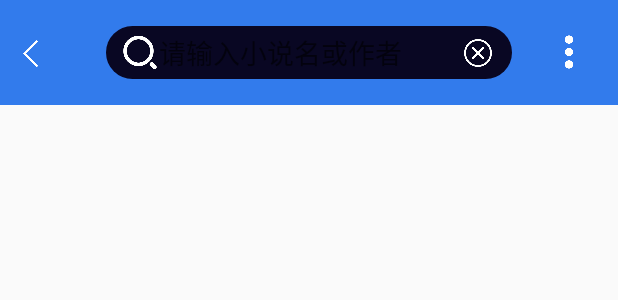
After one commit to mathcoder23/Novel, an Android app: the layout activity_search_novel.xml on its own in the app's theme, with its tools: preview values and no code run, on a phone screen of 412 x 824 dp. The commit adds this screen. Shown: the top 300 px of the screen. Run offline under Robolectric (Android 15) with nearby library versions, the phone set to English and light mode, and no system bars.

Commit message:
--增加主页面和搜索页面标题ui

```diff
--- a/app/src/main/AndroidManifest.xml
+++ b/app/src/main/AndroidManifest.xml
@@ -13,7 +13,7 @@
 
 
         <activity
-                android:name="com.mt23.novel.MainActivity"
+                android:name=".ui.activity.MainActivity"
                 android:label="@string/app_name"
                 android:theme="@style/AppTheme.NoActionBar"
                 android:windowSoftInputMode="stateHidden">
@@ -23,7 +23,11 @@
                 <category android:name="android.intent.category.LAUNCHER"/>
             </intent-filter>
         </activity>
+        <activity android:name=".ui.activity.SearchNovelActivity"
+                  android:theme="@style/AppTheme.NoActionBar"
+                  android:windowSoftInputMode="stateHidden">
 
+        </activity>
 
 
     </application>
--- a/app/src/main/java/com/mt23/novel/ui/fragment/SearchNovel.java
+++ b/app/src/main/java/com/mt23/novel/ui/fragment/SearchNovel.java
@@ -9,7 +9,7 @@ import android.view.View;
 import android.view.ViewGroup;
 import android.widget.*;
 import com.alibaba.fastjson.JSON;
-import com.mt23.novel.MainActivity;
+import com.mt23.novel.ui.activity.MainActivity;
 import com.mt23.novel.R;
 import com.mt23.novel.novel.service.Novel;
 import com.mt23.novel.novel.service.NovelResourceManager;
@@ -76,7 +76,6 @@ public class SearchNovel extends BaseFragment {
             public void onItemClick(AdapterView<?> adapterView, View view, int i, long l) {
                 Map<String,String> map = (Map<String, String>) adapterView.getItemAtPosition(i);
                 Novel novel = (Novel) ListMapBean.MapToBean(map,Novel.class);
-                mainActivity.changeFragment(2,novel.getUrl());
                 //PrefersHelper.setValue(SEARCH_RECODE,novel.getName(),JSON.toJSONString(novel));
             }
         });
--- a/app/src/main/java/com/mt23/novel/utils/NotifyHelper.java
+++ b/app/src/main/java/com/mt23/novel/utils/NotifyHelper.java
@@ -6,7 +6,7 @@ import android.app.TaskStackBuilder;
 import android.content.Context;
 import android.content.Intent;
 import android.support.v4.app.NotificationCompat;
-import com.mt23.novel.MainActivity;
+import com.mt23.novel.ui.activity.MainActivity;
 import com.mt23.novel.R;
 
 /**
--- /dev/null
+++ b/app/src/main/res/drawable/circle_rect_shape.xml
@@ -0,0 +1,10 @@
+<?xml version="1.0" encoding="utf-8"?>
+<shape xmlns:android="http://schemas.android.com/apk/res/android"
+       android:shape="rectangle" >
+    <corners android:radius="20dp" />
+    <size
+            android:height="20dp"
+            android:width="20dp" />
+    <solid android:color="#090723" />
+
+</shape>
--- /dev/null
+++ b/app/src/main/res/layout/activity_search_novel.xml
@@ -0,0 +1,59 @@
+<?xml version="1.0" encoding="utf-8"?>
+<LinearLayout xmlns:android="http://schemas.android.com/apk/res/android"
+              android:orientation="vertical"
+              android:layout_width="match_parent"
+              android:layout_height="match_parent">
+    <LinearLayout
+            android:background="#327bec"
+            android:layout_width="match_parent" android:layout_height="70dp"
+            android:gravity="center_vertical"
+            android:orientation="horizontal">
+        <ImageView android:layout_width="45dp" android:layout_height="match_parent"
+            android:src="@mipmap/back"
+                     android:scaleType="centerInside"
+                     android:paddingLeft="10dp"
+                     android:paddingRight="10dp"
+                   android:onClick="onBack"
+        />
+        <View android:layout_width="0dp"
+              android:layout_weight="1"
+              android:layout_height="wrap_content"/>
+        <RelativeLayout android:layout_width="wrap_content" android:layout_height="35dp"
+                        android:background="@drawable/circle_rect_shape"
+                        android:paddingLeft="10dp"
+                        android:paddingRight="10dp"
+        >
+            <ImageView android:layout_width="25dp"
+                       android:layout_height="match_parent"
+                       android:src="@mipmap/search"
+                       android:id="@+id/iv_search_novel"
+                       android:layout_centerVertical="true"
+            />
+            <EditText  android:layout_centerVertical="true"
+                       android:layout_width="200dp"
+                       android:layout_height="wrap_content"
+                       android:id="@+id/et_search_novel"
+                       android:background="@null"
+                       android:textColor="#fff"
+                       android:hint="请输入小说名或作者"
+                       android:layout_toRightOf="@+id/iv_search_novel"
+            />
+
+            <ImageView android:layout_width="25dp"
+                         android:layout_height="match_parent"
+                         android:scaleType="centerInside"
+                         android:src="@mipmap/clear"
+                         android:layout_centerVertical="true"
+                         android:layout_toRightOf="@+id/et_search_novel"
+            />
+        </RelativeLayout>
+        <View android:layout_width="0dp"
+              android:layout_weight="1"
+              android:layout_height="wrap_content"/>
+        <ImageButton android:layout_width="25dp"
+                     android:layout_height="25dp"
+                     android:background="@mipmap/more"
+                     android:layout_marginRight="20dp"
+        />
+    </LinearLayout>
+</LinearLayout>
--- a/app/src/main/res/layout/app_bar_main.xml
+++ b/app/src/main/res/layout/app_bar_main.xml
@@ -6,7 +6,7 @@
         android:layout_width="match_parent"
         android:layout_height="match_parent"
         android:fitsSystemWindows="true"
-        tools:context="com.mt23.novel.MainActivity">
+        tools:context=".ui.activity.MainActivity">
 
     <android.support.design.widget.AppBarLayout
             android:layout_height="wrap_content"
--- a/app/src/main/res/layout/content_main.xml
+++ b/app/src/main/res/layout/content_main.xml
@@ -11,7 +11,7 @@
         android:paddingBottom="@dimen/activity_vertical_margin"
         app:layout_behavior="@string/appbar_scrolling_view_behavior"
         tools:showIn="@layout/app_bar_main"
-        tools:context="com.mt23.novel.MainActivity">
+        tools:context=".ui.activity.MainActivity">
     <FrameLayout
             android:id="@+id/id_content"
             android:layout_width="match_parent"
```
Also changed, not shown: app/src/main/java/com/mt23/novel/MainActivity.java (deleted, +0 -160 lines), app/src/main/java/com/mt23/novel/ui/activity/BaseActivity.java (added, +14 -0 lines), app/src/main/java/com/mt23/novel/ui/activity/MainActivity.java (added, +22 -0 lines), app/src/main/java/com/mt23/novel/ui/activity/SearchNovelActivity.java (added, +16 -0 lines), app/src/main/res/layout/activity_main.xml (+34 -25 lines), app/src/main/res/mipmap-hdpi/back.png (added), app/src/main/res/mipmap-hdpi/clear.png (added), app/src/main/res/mipmap-hdpi/more.png (added), app/src/main/res/mipmap-hdpi/search.png (added).
